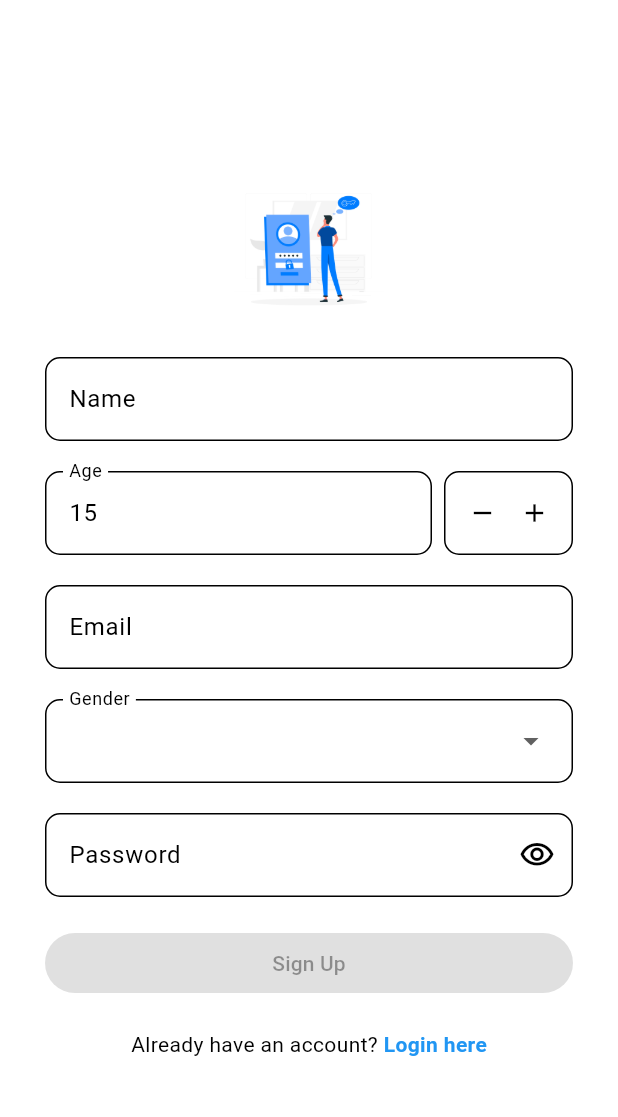
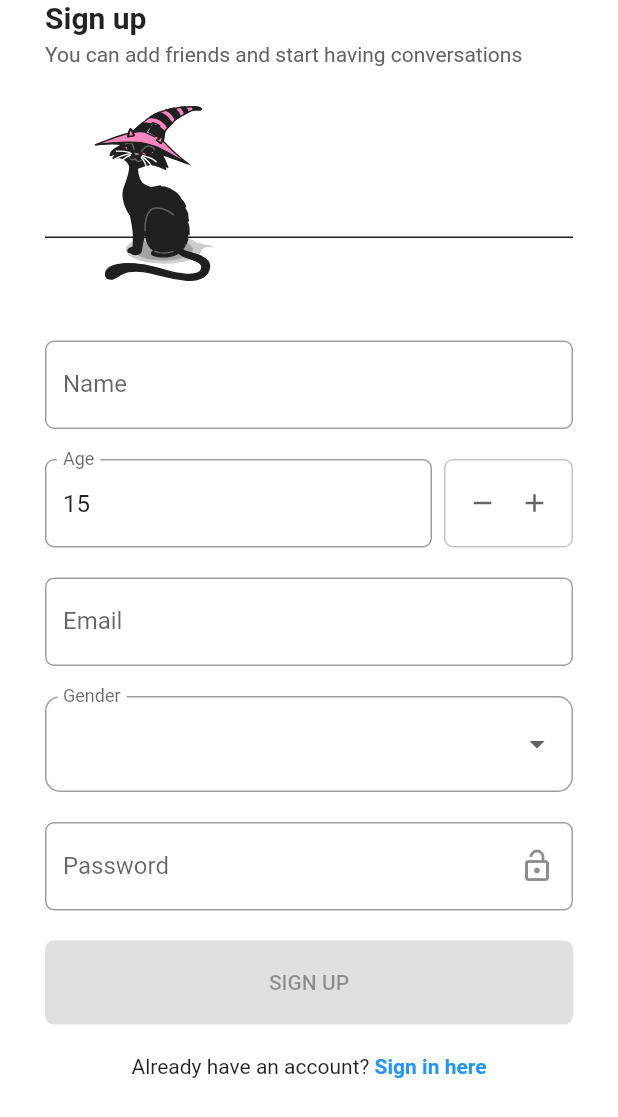
Before and after one commit to cybertronbaka/eatspinner, a Flutter app: the screen it shows after launch, after a tap on "Sign up here", on a phone screen of 412 x 824 dp. Shown: the top 1117 px of the screen. Run offline on Flutter 3.47's test engine with Material 2 defaults, Android fonts, the light colour scheme and no system bars; drawn by our look-alikes of reactive_forms; our stand-ins replace copy_with_extension, flutter_dotenv, flutter_fortune_wheel, flutter_map, flutter_rating_stars, flutter_svg and 7 more; accounts and stored records are empty.

Commit message:
chore: Redesign Sign in, Sign up and Forgot Password pages

```diff
--- a/lib/app/app.dart
+++ b/lib/app/app.dart
@@ -12,24 +12,26 @@ class EatSpinnerApp extends StatelessWidget {
       debugShowCheckedModeBanner: false,
       title: 'Eat Spinner',
       theme: ThemeData(
-        scaffoldBackgroundColor: const Color(0xFFF2F2F2),
+        scaffoldBackgroundColor: Colors.white,
         appBarTheme: const AppBarTheme(
-          color: Color(0xFFF5F5F5)
+          color: Colors.white,
+          elevation: 0,
+          foregroundColor: Colors.black
         ),
-        colorScheme: const ColorScheme(
-          brightness: Brightness.light,
-          primary: Colors.black,
-          onPrimary: Colors.white,
-          secondary: Colors.white,
-          onSecondary: Colors.black,
-          error: Colors.red,
-          onError: Colors.white,
-          background: Colors.white,
-          onBackground: Colors.black,
-          surface: Colors.white,
-          onSurface: Colors.black,
-        ),
-        useMaterial3: true
+        // colorScheme: const ColorScheme(
+        //   brightness: Brightness.light,
+        //   primary: Colors.black,
+        //   onPrimary: Colors.white,
+        //   secondary: Colors.white,
+        //   onSecondary: Colors.black,
+        //   error: Colors.red,
+        //   onError: Colors.white,
+        //   background: Colors.white,
+        //   onBackground: Colors.black,
+        //   surface: Colors.white,
+        //   onSurface: Colors.black,
+        // ),
+        // useMaterial3: true
       ),
       routerConfig: router,
     );
--- a/lib/app/router.dart
+++ b/lib/app/router.dart
@@ -39,6 +39,12 @@ final router = GoRouter(
         final controller = Get.put(ForgotPasswordController());
         controller.reset();
         return const ForgotPasswordPage();
+      }
+    ),
+    GoRoute(
+      path: Routes.forgotPasswordSent,
+      builder: (context, state){
+        return const ForgotPasswordSentPage();
       }
     ),
     GoRoute(
--- a/lib/app/routes.dart
+++ b/lib/app/routes.dart
@@ -7,6 +7,7 @@ class Routes{
   static const signup = '/auth/signup';
   static const login = '/auth/login';
   static const forgotPassword = '/auth/forgotPassword';
+  static const forgotPasswordSent = '/auth/forgotPasswordSent';
   static const resetPassword = '/resetpassword';
   static const notFound = '/notFound';
   static const profile = '/profile';
--- a/lib/main.dart
+++ b/lib/main.dart
@@ -1,10 +1,15 @@
 import 'package:eatspinner/app/_all.dart';
 import 'package:flutter/material.dart';
+import 'package:flutter/services.dart';
 import 'package:flutter_dotenv/flutter_dotenv.dart';
 import 'package:supabase_flutter/supabase_flutter.dart';
 
 void main() async {
   await dotenv.load(fileName: ".env");
+  SystemChrome.setSystemUIOverlayStyle(const SystemUiOverlayStyle(
+    systemNavigationBarColor: Colors.white, // navigation bar color
+    statusBarColor: Colors.white, // status bar color
+  ));
   await Supabase.initialize(
     url: dotenv.env['SUPABASE_URL']!,
     anonKey: dotenv.env['SUPABASE_API_KEY']!,
--- a/lib/pages/_all.dart
+++ b/lib/pages/_all.dart
@@ -6,3 +6,4 @@ export 'sign_up_page.dart';
 export 'forgot_password_page.dart';
 export 'reset_password_page.dart';
 export 'profile_page.dart';
+export 'forgot_password_sent_page.dart';
--- a/lib/pages/login_page.dart
+++ b/lib/pages/login_page.dart
@@ -3,6 +3,7 @@ import 'package:eatspinner/services/_all.dart';
 import 'package:eatspinner/states/_all.dart';
 import 'package:eatspinner/widgets/_all.dart';
 import 'package:flutter/material.dart';
+import 'package:flutter_svg/svg.dart';
 import 'package:get/get.dart';
 import 'package:go_router/go_router.dart';
 import 'package:reactive_forms/reactive_forms.dart';
@@ -32,23 +33,50 @@ class _LoginPageState extends State<LoginPage> {
     final controller = Get.find<LoginController>();
 
     return Scaffold(
-        backgroundColor: Colors.white,
-        body: ReactiveForm(
+        body: SafeArea(
+          child: ReactiveForm(
             formGroup: controller.formGroup,
-          child: Center(
             child: SingleChildScrollView(
               child: Padding(
                 padding: const EdgeInsets.symmetric(horizontal: 30),
                 child: SpacedColumn(
                   spaceHeight: 20,
+                  mainAxisAlignment: MainAxisAlignment.start,
                   children: [
-                    Image.asset(
-                      'assets/images/login_image.jpg',
-                      fit: BoxFit.fitWidth,
+                    const SizedBox(height: 10),
+                    const SpacedColumn(
+                      spaceHeight: 8,
+                      children: [
+                        Align(
+                          alignment: Alignment.topLeft,
+                          child: Text(
+                              'Sign in',
+                              style: TextStyle(
+                                  fontWeight: FontWeight.bold,
+                                  fontSize: 20
+                              )
+                          ),
+                        ),
+                        Align(
+                          alignment: Alignment.topLeft,
+                          child: Text(
+                              'You can add friends and start having conversations',
+                              style: TextStyle(
+                                  fontSize: 14,
+                                  color: Color(0xFF626262)
+                              )
+                          ),
+                        ),
+                      ],
+                    ),
+                    SvgPicture.asset(
+                        'assets/images/cat_with_hat.svg',
+                        semanticsLabel: 'No Data'
                     ),
                     const EsTextField(
                       formControlName: 'email',
                       labelText: 'Email',
+                      suffixIcon: Icon(Icons.email_outlined),
                     ),
                     const EsPasswordField(
                       formControlName: 'password',
@@ -56,9 +84,8 @@ class _LoginPageState extends State<LoginPage> {
                     ),
                     ReactiveFormConsumer(
                       builder: (context, fg, _){
-                        return SizedBox(
-                          width: 1000,
-                          child: Obx(() => FilledButton(
+
+                        return Obx(()=> EsFilledButton(
                           onPressed: controller.isLoggingIn.isTrue || fg.invalid ? null : (){
                             controller.login().then((value){
                               ScaffoldMessenger.of(context).showSnackBar(
@@ -71,31 +98,21 @@ class _LoginPageState extends State<LoginPage> {
                               );
                             });
                           },
-                              child: const Padding(
-                                padding: EdgeInsets.all(10),
-                                child: Text('Login'),
-                              )
-                          )),
-                        );
+                          labelText: 'LOGIN',
+                        ));
                       },
                     ),
-                    Row(
-                      mainAxisAlignment: MainAxisAlignment.center,
-                      children: [
-                        const Text("Forgot your password? "),
                     GestureDetector(
                         onTap: (){
                           context.push(Routes.forgotPassword);
                         },
                         child: const Text(
-                                'Click here',
+                            'Forgot your password?',
                             style: TextStyle(
                                 color: Colors.blue,
                                 fontWeight: FontWeight.bold
                             )
                         )
-                        )
-                      ],
                     ),
                     Row(
                       mainAxisAlignment: MainAxisAlignment.center,
--- a/lib/pages/sign_up_page.dart
+++ b/lib/pages/sign_up_page.dart
@@ -2,6 +2,7 @@ import 'package:eatspinner/app/_all.dart';
 import 'package:eatspinner/states/_all.dart';
 import 'package:eatspinner/widgets/_all.dart';
 import 'package:flutter/material.dart';
+import 'package:flutter_svg/svg.dart';
 import 'package:get/get.dart';
 import 'package:go_router/go_router.dart';
 import 'package:reactive_forms/reactive_forms.dart';
@@ -15,20 +16,43 @@ class SignUpPage extends StatelessWidget {
 
     return Scaffold(
       backgroundColor: Colors.white,
-      body: ReactiveForm(
+      body: SafeArea(
+        child: ReactiveForm(
           formGroup: controller.formGroup,
-        child: Center(
           child: SingleChildScrollView(
             child: Padding(
               padding: const EdgeInsets.symmetric(horizontal: 30),
               child: SpacedColumn(
                 spaceHeight: 20,
                 children: [
-                  SizedBox(
-                    height: 100,
-                    child: Image.asset(
-                      'assets/images/login_image.jpg',
+                  const SpacedColumn(
+                    spaceHeight: 5,
+                    children: [
+                      Align(
+                        alignment: Alignment.topLeft,
+                        child: Text(
+                            'Sign up',
+                            style: TextStyle(
+                                fontWeight: FontWeight.bold,
+                                fontSize: 20
+                            )
                         ),
+                      ),
+                      Align(
+                        alignment: Alignment.topLeft,
+                        child: Text(
+                            'You can add friends and start having conversations',
+                            style: TextStyle(
+                                fontSize: 14,
+                                color: Color(0xFF626262)
+                            )
+                        ),
+                      ),
+                    ],
+                  ),
+                  SvgPicture.asset(
+                      'assets/images/cat_with_hat.svg',
+                      semanticsLabel: 'No Data'
                   ),
                   const EsTextField(
                     formControlName: 'name',
@@ -67,9 +91,7 @@ class SignUpPage extends StatelessWidget {
                   ),
                   ReactiveFormConsumer(
                     builder: (context, fg, _){
-                      return SizedBox(
-                        width: 1000,
-                        child: Obx(() => FilledButton(
+                      return Obx(()=>EsFilledButton(
                         onPressed: controller.isSigningUp.isTrue || fg.invalid ? null : (){
                           controller.signUp().then((value){
                             ScaffoldMessenger.of(context).showSnackBar(
@@ -83,12 +105,8 @@ class SignUpPage extends StatelessWidget {
                             );
                           });
                         },
-                          child: const Padding(
-                            padding: EdgeInsets.all(10),
-                            child: Text('Sign Up'),
-                          )
-                        )),
-                      );
+                        labelText: 'SIGN UP',
+                      ));
                     },
                   ),
                   Row(
@@ -100,7 +118,7 @@ class SignUpPage extends StatelessWidget {
                             context.pushReplacement(Routes.login);
                           },
                           child: const Text(
-                              'Login here',
+                            'Sign in here',
                             style: TextStyle(
                               color: Colors.blue,
                               fontWeight: FontWeight.bold
--- a/lib/widgets/_all.dart
+++ b/lib/widgets/_all.dart
@@ -9,3 +9,4 @@ export 'add_edit_place_shimmer.dart';
 export 'es_password_field.dart';
 export 'es_counter_field.dart';
 export 'es_dropdown_field.dart';
+export 'es_filled_button.dart';
--- a/lib/widgets/es_counter_field.dart
+++ b/lib/widgets/es_counter_field.dart
@@ -29,22 +29,20 @@ class EsCounterField<T> extends StatelessWidget {
           mainAxisAlignment: MainAxisAlignment.spaceBetween,
           crossAxisAlignment: CrossAxisAlignment.stretch,
           children: [
-            Expanded(
-                flex: 3, child: EsTextField(
+            Expanded(flex: 3, child: EsTextField(
               readOnly: readOnly,
               formControlName: formControlName,
               labelText: labelText,
-            )
-            ),
-            SizedBox(width: 8),
+            )),
+            const SizedBox(width: 8),
             Expanded(
                 flex: 1, child: ReactiveValueListenableBuilder(
                 formControlName: formControlName,
                 builder: (context, control, child){
                   return Container(
                     decoration: BoxDecoration(
-                        border: Border.all(color: Colors.black),
-                        borderRadius: BorderRadius.circular(10)
+                      border: Border.all(color: const Color(0xFFC6C6C6)),
+                      borderRadius: BorderRadius.circular(6)
                     ),
                     child: Row(
                       mainAxisAlignment: MainAxisAlignment.spaceEvenly,
@@ -82,7 +80,7 @@ class EsCounterField<T> extends StatelessWidget {
 
       control.updateValue(control.value + step);
     },
-        child: Icon(icon, size: 20, color: disabled ? Colors.grey : Colors.black)
+        child: Icon(icon, size: 20, color: disabled ? const Color(0xFFc6c6c6) : const Color(0xFF626262))
     );
   }
 }
--- /dev/null
+++ b/lib/widgets/es_filled_button.dart
@@ -0,0 +1,31 @@
+import 'package:flutter/material.dart';
+
+class EsFilledButton extends StatelessWidget{
+  final void Function()? onPressed;
+  final String? labelText;
+
+  const EsFilledButton({
+    super.key,
+    this.onPressed,
+    this.labelText
+  });
+
+  @override
+  Widget build(BuildContext context) {
+    return SizedBox(
+      width: 1000,
+      child: ElevatedButton(
+          style: ElevatedButton.styleFrom(
+            shape: RoundedRectangleBorder(
+              borderRadius: BorderRadius.circular(6),
+            ),
+          ),
+          onPressed: onPressed,
+          child: Padding(
+            padding: const EdgeInsets.all(20),
+            child: Text(labelText ?? ''),
+          )
+      ),
+    );
+  }
+}
--- a/lib/widgets/es_password_field.dart
+++ b/lib/widgets/es_password_field.dart
@@ -32,7 +32,7 @@ class _EsPasswordFieldState extends State<EsPasswordField>{
       autofocus: widget.autofocus,
       suffixIcon: InkWell(
         child: Icon(
-          hidden ? Icons.visibility_outlined : Icons.visibility_off_outlined,
+          hidden ? Icons.lock_open_outlined : Icons.lock_outlined,
         ),
         onTap: () {
           setState(() { hidden = !hidden; });
--- a/lib/widgets/es_text_field.dart
+++ b/lib/widgets/es_text_field.dart
@@ -36,7 +36,8 @@ class EsTextField<T> extends StatelessWidget{
       decoration: InputDecoration(
         labelText: labelText,
         border: OutlineInputBorder(
-          borderRadius: BorderRadius.circular(10),
+          borderRadius: BorderRadius.circular(6),
+          borderSide: const BorderSide(color: Color(0xFF626262))
         ),
         suffixIcon: suffixIcon
       ),
```
Also changed, not shown: lib/pages/forgot_password_page.dart (+38 -16 lines), lib/pages/forgot_password_sent_page.dart (added, +59 -0 lines), assets/images/cat_with_hat.svg (added). Lines whose indentation alone changed are shown as unchanged.
